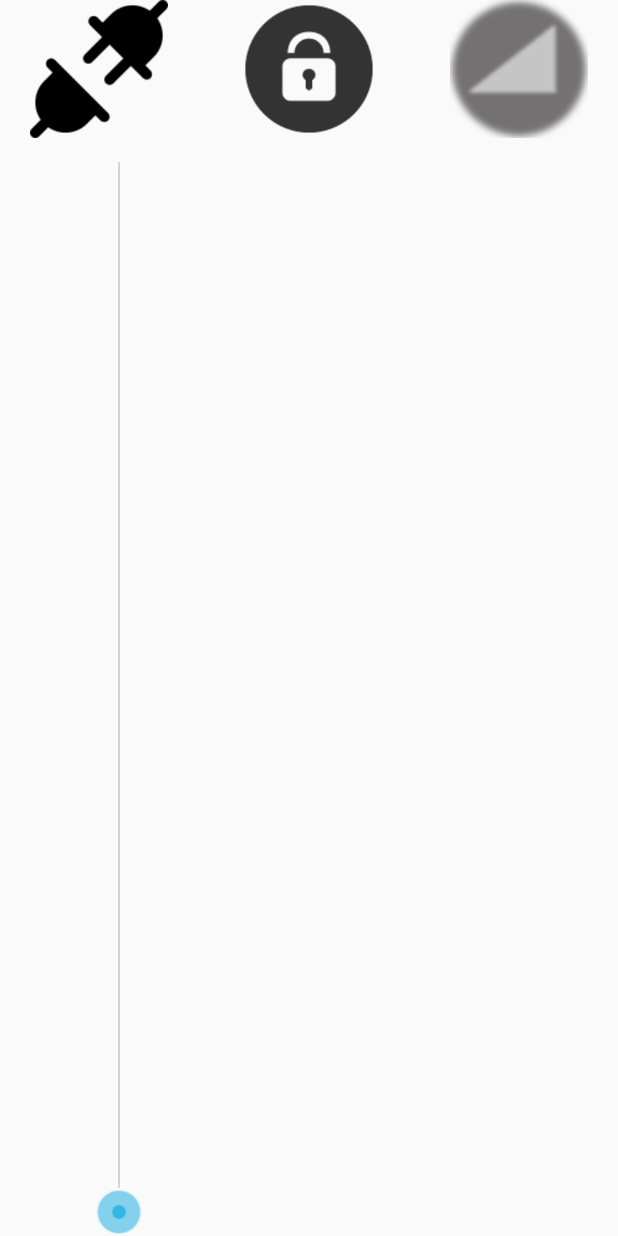
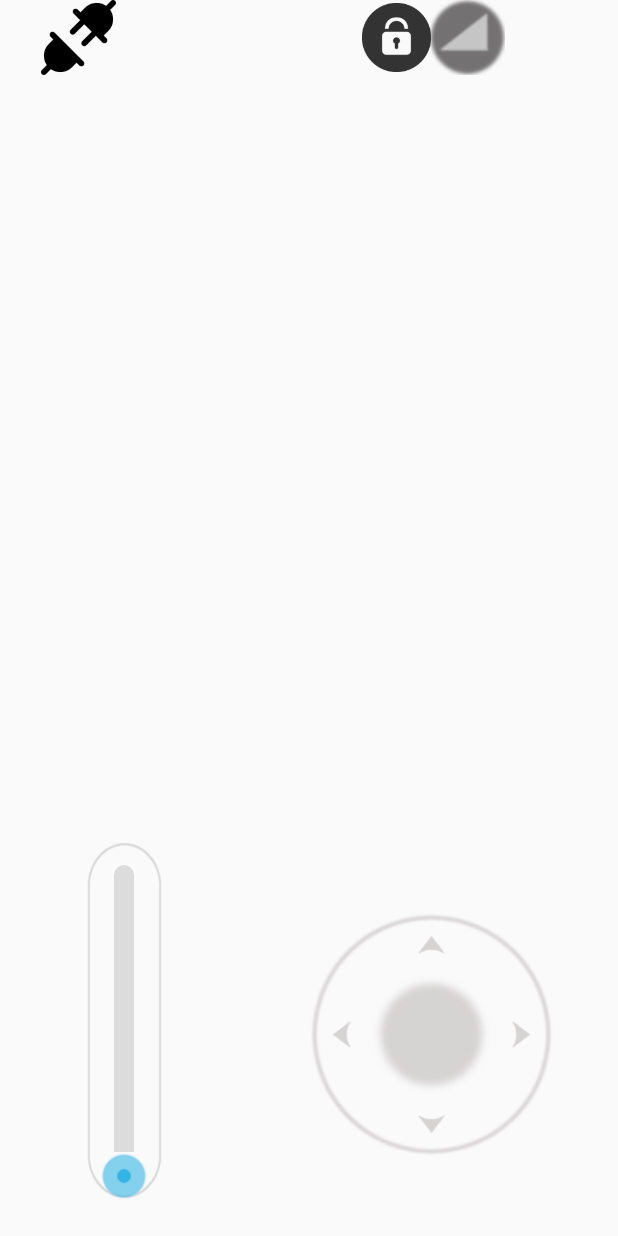
Before and after one commit to iron-kang/Android, an Android app: the layout activity_main.xml on its own in the app's theme, with its tools: preview values and no code run, on a phone screen of 412 x 824 dp. Run offline under Robolectric (Android 15) with nearby library versions, the phone set to English and light mode, and no system bars.

Commit message:
add communication function

```diff
--- a/UAV205/app/src/main/java/android/widget/VerticalSeekBar.java
+++ b/UAV205/app/src/main/java/android/widget/VerticalSeekBar.java
@@ -1,5 +1,5 @@
 package android.widget;
-
+//https://www.jianshu.com/p/7f00c5361094
 import android.content.Context;
 import android.graphics.Canvas;
 import android.util.AttributeSet;
@@ -50,7 +50,7 @@ public class VerticalSeekBar extends SeekBar {
             	int i=0;
             	i=getMax() - (int) (getMax() * event.getY() / getHeight());
                 setProgress(i);
-                Log.i("Progress",getProgress()+"");
+//                Log.i("Progress",getProgress()+"");
                 onSizeChanged(getWidth(), getHeight(), 0, 0);
                 break;
 
--- /dev/null
+++ b/UAV205/app/src/main/res/drawable/seekbar_thumb.xml
@@ -0,0 +1,22 @@
+<?xml version="1.0" encoding="utf-8"?>
+<layer-list xmlns:android="http://schemas.android.com/apk/res/android">
+
+    <item android:id="@android:id/background">
+        <shape android:shape="rectangle">
+            <corners android:radius="100dp" />
+            <solid android:color="#DCDCDC" />
+
+        </shape>
+    </item>
+
+    <item android:id="@android:id/progress">
+
+        <clip>
+            <shape android:shape="rectangle">
+                <corners android:radius="100dp" />
+                <solid android:color="#778899" />
+            </shape>
+        </clip>
+    </item>
+
+</layer-list>
--- a/UAV205/app/src/main/res/layout/activity_main.xml
+++ b/UAV205/app/src/main/res/layout/activity_main.xml
@@ -6,84 +6,81 @@
     android:layout_height="match_parent"
     tools:context="com.a205.mpc.uav_205.MainActivity">
 
-    <LinearLayout
+    <RelativeLayout
         android:layout_width="match_parent"
         android:layout_height="match_parent"
-        android:orientation="vertical">
-
-        <LinearLayout
-            android:layout_width="match_parent"
-            android:layout_height="match_parent"
-            android:layout_weight="8"
-            android:orientation="horizontal">
+        android:layout_weight="1"
+        android:orientation="horizontal"
+        tools:layout_editor_absoluteX="97dp"
+        tools:layout_editor_absoluteY="0dp">
 
         <ImageButton
             android:id="@+id/btn_connect"
-                android:layout_width="wrap_content"
-                android:layout_height="wrap_content"
-                android:layout_weight="1"
+            android:layout_width="50dp"
+            android:layout_height="50dp"
+            android:layout_alignParentStart="true"
+            android:layout_marginStart="27dp"
             android:background="#00000000"
             android:onClick="connect"
             android:scaleType="fitCenter"
             app:srcCompat="@drawable/disconnected" />
 
-            <Space
-                android:layout_width="wrap_content"
-                android:layout_height="wrap_content"
-                android:layout_weight="2" />
-
         <ImageButton
             android:id="@+id/btn_lock"
-                android:layout_width="wrap_content"
-                android:layout_height="match_parent"
-                android:layout_weight="1"
+            android:layout_width="50dp"
+            android:layout_height="50dp"
+            android:layout_alignParentStart="true"
+            android:layout_marginStart="239dp"
             android:background="#00000000"
             android:onClick="lock"
             android:scaleType="fitCenter"
             app:srcCompat="@drawable/lock" />
 
-            <Space
-                android:layout_width="wrap_content"
-                android:layout_height="wrap_content"
-                android:layout_weight="2" />
-
         <ImageView
             android:id="@+id/signal"
-                android:layout_width="wrap_content"
-                android:layout_height="match_parent"
-                android:layout_weight="1"
+            android:layout_width="50dp"
+            android:layout_height="50dp"
+            android:layout_alignParentEnd="true"
+            android:layout_marginEnd="75dp"
             android:background="#00000000"
             android:scaleType="fitCenter"
             app:srcCompat="@drawable/signal_lv0" />
-        </LinearLayout>
 
-        <LinearLayout
-            android:layout_width="match_parent"
-            android:layout_height="match_parent"
-            android:layout_weight="1"
-            android:orientation="horizontal">
+        <ImageView
+            android:layout_width="170dp"
+            android:layout_height="170dp"
+            android:layout_alignParentBottom="true"
+            android:layout_alignStart="@+id/control"
+            android:layout_marginBottom="49dp"
+            android:scaleType="fitCenter"
+            app:srcCompat="@drawable/control_bg" />
+
+        <ImageButton
+            android:id="@+id/control"
+            android:layout_width="170dp"
+            android:layout_height="170dp"
+            android:layout_alignParentBottom="true"
+            android:layout_alignParentEnd="true"
+            android:layout_marginBottom="49dp"
+            android:layout_marginEnd="39dp"
+            android:background="#00000000"
+            android:scaleType="fitCenter"
+            app:srcCompat="@drawable/control" />
 
         <android.widget.VerticalSeekBar
-                android:id="@+id/vertical_Seekbar"
-                android:layout_width="wrap_content"
-                android:layout_height="match_parent"
-                android:layout_toRightOf="@+id/seekbar_reverse"
-                android:layout_weight="1"
+            android:id="@+id/seekbar_thrust"
             style="@android:style/Widget.Holo.SeekBar"
-                tools:layout_editor_absoluteX="84dp"
-                tools:layout_editor_absoluteY="89dp" />
+            android:layout_width="51dp"
+            android:layout_height="239dp"
+            android:layout_alignParentBottom="true"
+            android:layout_alignParentStart="true"
+            android:layout_marginBottom="24dp"
+            android:layout_marginStart="57dp"
+            android:minWidth="50dp"
+            android:progressDrawable="@drawable/seekbar_thumb"
+            android:background="@drawable/seekbar_bg"
+            android:scaleType="fitCenter" />
 
-            <Space
-                android:layout_width="wrap_content"
-                android:layout_height="wrap_content"
-                android:layout_weight="1" />
-
-            <Space
-                android:layout_width="wrap_content"
-                android:layout_height="97dp"
-                android:layout_weight="1" />
-        </LinearLayout>
-
-    </LinearLayout>
+    </RelativeLayout>
 
 </android.support.constraint.ConstraintLayout>
```
Also changed, not shown: UAV205/app/src/main/java/com/a205/mpc/uav_205/MainActivity.java (+147 -27 lines), UAV205/app/src/main/res/drawable/control.png (added), UAV205/app/src/main/res/drawable/control_bg.png (added), UAV205/app/src/main/res/drawable/seekbar_bg.png (added). Lines whose indentation alone changed are shown as unchanged.
